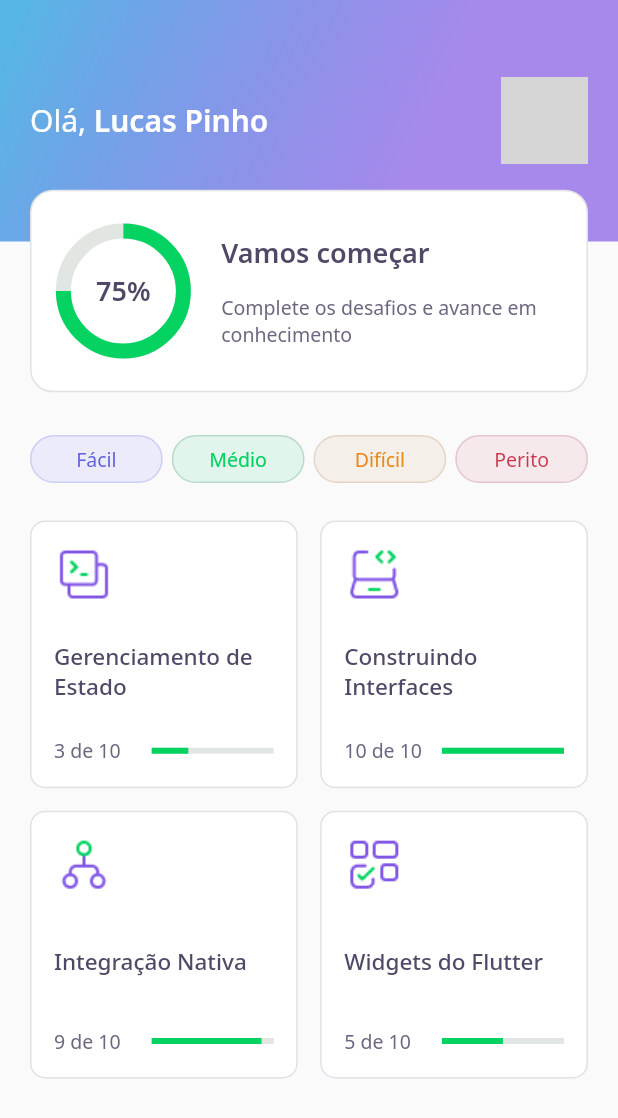
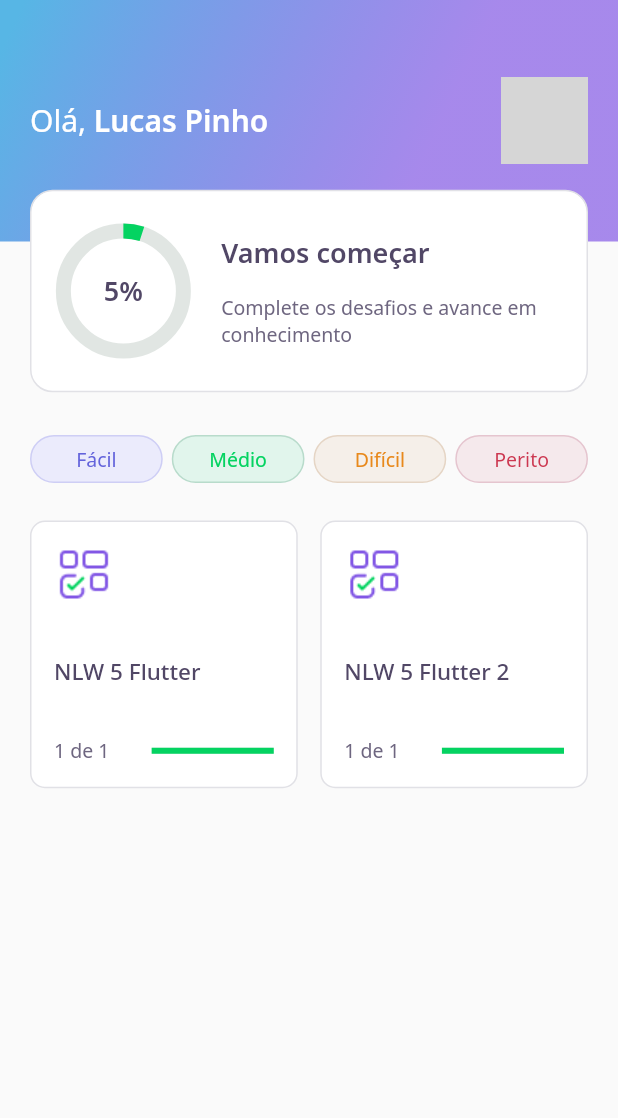
Before and after one commit to pinholucas/rocketseat-nlw5-devquiz, a Flutter app: the HomePage screen opened directly, on a phone screen of 412 x 824 dp. Shown: the top 1118 px of the screen. Run offline on Flutter 3.47's test engine with Material 2 defaults, Android fonts, the phone set to English and light mode, and no system bars; our stand-ins replace google_fonts; accounts and stored records are empty; network calls fail; grey boxes are pictures that could not be loaded.

Commit message:
feat: add app data structure and get data from it

```diff
--- /dev/null
+++ b/database/user.json
@@ -0,0 +1,5 @@
+{
+    "name": "Lucas Pinho",
+    "photoUrl": "https://pbs.twimg.com/profile_images/1293766775763591169/ESk4Xxw3_400x400.jpg",
+    "score": 5
+}
--- a/lib/core/app_widget.dart
+++ b/lib/core/app_widget.dart
@@ -7,7 +7,7 @@ class AppWidget extends StatelessWidget {
   Widget build(BuildContext context) {
     return MaterialApp(
       title: "DevQuiz",
-      home: ChallengePage(),
+      home: HomePage(),
     );
   }
 }
--- /dev/null
+++ b/lib/home/home_controller.dart
@@ -0,0 +1,34 @@
+import 'package:devquiz/home/home_repository.dart';
+import 'package:devquiz/home/home_state.dart';
+import 'package:devquiz/shared/models/quiz_model.dart';
+import 'package:devquiz/shared/models/user_model.dart';
+import 'package:flutter/cupertino.dart';
+
+class HomeController {
+  final stateNotifier = ValueNotifier<HomeState>(HomeState.empty);
+  set state(HomeState state) => stateNotifier.value = state;
+  HomeState get state => stateNotifier.value;
+
+  UserModel? user;
+  List<QuizModel>? quizzes;
+
+  final repository = HomeRepository();
+
+  void getUser() async {
+    state = HomeState.loading;
+
+    user = await repository.getUser();
+
+    state = HomeState.success;
+  }
+
+  void getQuizzes() async {
+    state = HomeState.loading;
+
+    //await Future.delayed(Duration(seconds: 2));
+
+    quizzes = await repository.getQuizzes();
+
+    state = HomeState.success;
+  }
+}
--- a/lib/home/home_page.dart
+++ b/lib/home/home_page.dart
@@ -1,19 +1,51 @@
+import 'package:devquiz/core/app_colors.dart';
+import 'package:devquiz/home/home_controller.dart';
 import 'package:devquiz/home/widgets/appbar/app_bar_widget.dart';
 import 'package:devquiz/home/widgets/quiz_cards_list/quiz_cards_list_widget.dart';
 import 'package:devquiz/home/widgets/level_tags_list/level_tags_list_widget.dart';
 import 'package:flutter/material.dart';
 
-class HomePage extends StatelessWidget {
+import 'home_state.dart';
+
+class HomePage extends StatefulWidget {
+  @override
+  _HomePageState createState() => _HomePageState();
+}
+
+class _HomePageState extends State<HomePage> {
+  final controller = HomeController();
+
+  @override
+  void initState() {
+    super.initState();
+    controller.getUser();
+    controller.getQuizzes();
+
+    controller.stateNotifier.addListener(() {
+      setState(() {});
+    });
+  }
+
   @override
   Widget build(BuildContext context) {
+    if (controller.state != HomeState.success) {
+      return Scaffold(
+        body: Center(
+          child: CircularProgressIndicator(
+            valueColor: AlwaysStoppedAnimation<Color>(AppColors.chartPrimary),
+          ),
+        ),
+      );
+    }
+
     return Scaffold(
-      appBar: AppBarWidget(),
+      appBar: AppBarWidget(user: controller.user!),
       body: Padding(
         padding: const EdgeInsets.symmetric(vertical: 40, horizontal: 20),
         child: Column(
           children: [
             LevelTagsListWidget(),
-            QuizCardListWidget(),
+            QuizCardListWidget(quizzes: controller.quizzes!),
           ],
         ),
       ),
--- /dev/null
+++ b/lib/home/home_state.dart
@@ -0,0 +1 @@
+enum HomeState { loading, success, error, empty }
--- a/lib/home/widgets/appbar/app_bar_widget.dart
+++ b/lib/home/widgets/appbar/app_bar_widget.dart
@@ -1,10 +1,13 @@
 import 'package:devquiz/core/app_gradients.dart';
 import 'package:devquiz/core/app_text_styles.dart';
 import 'package:devquiz/home/widgets/score_card/score_card_widget.dart';
+import 'package:devquiz/shared/models/user_model.dart';
 import 'package:flutter/material.dart';
 
 class AppBarWidget extends PreferredSize {
-  AppBarWidget()
+  final UserModel user;
+
+  AppBarWidget({required this.user})
       : super(
           preferredSize: Size.fromHeight(250),
           child: Container(
@@ -25,8 +28,7 @@ class AppBarWidget extends PreferredSize {
                           style: AppTextStyles.title,
                           children: [
                             TextSpan(
-                                text: 'Lucas Pinho',
-                                style: AppTextStyles.titleBold)
+                                text: user.name, style: AppTextStyles.titleBold)
                           ],
                         ),
                       ),
@@ -36,8 +38,7 @@ class AppBarWidget extends PreferredSize {
                         decoration: BoxDecoration(
                           borderRadius: BorderRadius.circular(10),
                           image: DecorationImage(
-                            image: NetworkImage(
-                                'https://pbs.twimg.com/profile_images/1293766775763591169/ESk4Xxw3_400x400.jpg'),
+                            image: NetworkImage(user.photoUrl),
                           ),
                         ),
                       ),
@@ -46,7 +47,7 @@ class AppBarWidget extends PreferredSize {
                 ),
                 Align(
                   alignment: Alignment(0.0, 1.2),
-                  child: ScoreCardWidget(),
+                  child: ScoreCardWidget(score: user.score),
                 )
               ],
             ),
--- a/lib/home/widgets/chart/chart_widget.dart
+++ b/lib/home/widgets/chart/chart_widget.dart
@@ -3,6 +3,10 @@ import 'package:devquiz/core/app_text_styles.dart';
 import 'package:flutter/material.dart';
 
 class ChartWidget extends StatelessWidget {
+  final int score;
+
+  const ChartWidget({required this.score});
+
   @override
   Widget build(BuildContext context) {
     return Container(
@@ -16,7 +20,7 @@ class ChartWidget extends StatelessWidget {
               width: 80,
               child: CircularProgressIndicator(
                 strokeWidth: 10,
-                value: .75,
+                value: score / 100,
                 backgroundColor: AppColors.chartSecondary,
                 valueColor:
                     AlwaysStoppedAnimation<Color>(AppColors.chartPrimary),
@@ -24,7 +28,7 @@ class ChartWidget extends StatelessWidget {
             ),
           ),
           Center(
-            child: Text("75%", style: AppTextStyles.heading),
+            child: Text(score.toString() + "%", style: AppTextStyles.heading),
           )
         ],
       ),
--- a/lib/home/widgets/quiz_card/quiz_card_widget.dart
+++ b/lib/home/widgets/quiz_card/quiz_card_widget.dart
@@ -17,9 +17,7 @@ class QuizCardWidget extends StatelessWidget {
 
   @override
   Widget build(BuildContext context) {
-    return Expanded(
-      flex: 1,
-      child: Container(
+    return Container(
       height: 180,
       decoration: BoxDecoration(
         color: AppColors.white,
@@ -32,15 +30,14 @@ class QuizCardWidget extends StatelessWidget {
           crossAxisAlignment: CrossAxisAlignment.start,
           mainAxisAlignment: MainAxisAlignment.spaceBetween,
           children: [
-              Image.asset(icon),
+            Image.asset('assets/images/' + icon + '.png'),
             Text(title, style: AppTextStyles.heading15),
             Row(
               mainAxisAlignment: MainAxisAlignment.spaceBetween,
               children: [
                 Expanded(
                   flex: 4,
-                    child: Text(
-                        completed.toString() + ' de ' + total.toString(),
+                  child: Text(completed.toString() + ' de ' + total.toString(),
                       style: AppTextStyles.body),
                 ),
                 Expanded(
@@ -57,7 +54,6 @@ class QuizCardWidget extends StatelessWidget {
           ],
         ),
       ),
-      ),
     );
   }
 }
--- a/lib/home/widgets/quiz_cards_list/quiz_cards_list_widget.dart
+++ b/lib/home/widgets/quiz_cards_list/quiz_cards_list_widget.dart
@@ -1,8 +1,13 @@
 import 'package:devquiz/core/app_images.dart';
 import 'package:devquiz/home/widgets/quiz_card/quiz_card_widget.dart';
+import 'package:devquiz/shared/models/quiz_model.dart';
 import 'package:flutter/material.dart';
 
 class QuizCardListWidget extends StatelessWidget {
+  final List<QuizModel> quizzes;
+
+  QuizCardListWidget({required this.quizzes});
+
   @override
   Widget build(BuildContext context) {
     return Expanded(
@@ -12,28 +17,14 @@ class QuizCardListWidget extends StatelessWidget {
           crossAxisSpacing: 15,
           mainAxisSpacing: 15,
           crossAxisCount: 2,
-          children: [
-            QuizCardWidget(
-                title: 'Gerenciamento de Estado',
-                icon: AppImages.data,
-                completed: 3,
-                total: 10),
-            QuizCardWidget(
-                title: 'Construindo Interfaces',
-                icon: AppImages.laptop,
-                completed: 10,
-                total: 10),
-            QuizCardWidget(
-                title: 'Integração Nativa',
-                icon: AppImages.hierarchy,
-                completed: 9,
-                total: 10),
-            QuizCardWidget(
-                title: 'Widgets do Flutter',
-                icon: AppImages.blocks,
-                completed: 5,
-                total: 10),
-          ],
+          children: quizzes
+              .map((e) => QuizCardWidget(
+                    title: e.title,
+                    icon: e.icon,
+                    completed: e.questionsAnswered,
+                    total: e.questions.length,
+                  ))
+              .toList(),
         ),
       ),
     );
--- a/lib/home/widgets/score_card/score_card_widget.dart
+++ b/lib/home/widgets/score_card/score_card_widget.dart
@@ -4,6 +4,10 @@ import 'package:devquiz/home/widgets/chart/chart_widget.dart';
 import 'package:flutter/material.dart';
 
 class ScoreCardWidget extends StatelessWidget {
+  final int score;
+
+  const ScoreCardWidget({required this.score});
+
   @override
   Widget build(BuildContext context) {
     return Container(
@@ -21,7 +25,7 @@ class ScoreCardWidget extends StatelessWidget {
           children: [
             Expanded(
               flex: 1,
-              child: ChartWidget(),
+              child: ChartWidget(score: score),
             ),
             Expanded(
               flex: 3,
--- /dev/null
+++ b/lib/shared/models/question_model.dart
@@ -0,0 +1,33 @@
+import 'dart:convert';
+
+import 'package:devquiz/shared/models/answer_model.dart';
+
+class QuestionModel {
+  final String title;
+  final List<AnswerModel> answers;
+
+  QuestionModel({
+    required this.title,
+    required this.answers,
+  }) : assert(answers.length == 4);
+
+  Map<String, dynamic> toMap() {
+    return {
+      'title': title,
+      'answers': answers.map((x) => x.toMap()).toList(),
+    };
+  }
+
+  factory QuestionModel.fromMap(Map<String, dynamic> map) {
+    return QuestionModel(
+      title: map['title'],
+      answers: List<AnswerModel>.from(
+          map['answers']?.map((x) => AnswerModel.fromMap(x))),
+    );
+  }
+
+  String toJson() => json.encode(toMap());
+
+  factory QuestionModel.fromJson(String source) =>
+      QuestionModel.fromMap(json.decode(source));
+}
--- /dev/null
+++ b/lib/shared/models/quiz_model.dart
@@ -0,0 +1,65 @@
+import 'dart:convert';
+
+import 'package:devquiz/shared/models/question_model.dart';
+
+enum Level { facil, medio, dificil, perito }
+
+extension LevelStringExt on String {
+  Level get parse => {
+        "facil": Level.facil,
+        "medio": Level.medio,
+        "dificil": Level.dificil,
+        "perito": Level.perito
+      }[this]!;
+}
+
+extension LevelExt on Level {
+  String get parse => {
+        Level.facil: "facil",
+        Level.medio: "medio",
+        Level.dificil: "dificil",
+        Level.perito: "perito"
+      }[this]!;
+}
+
+class QuizModel {
+  final String title;
+  final List<QuestionModel> questions;
+  final int questionsAnswered;
+  final String icon;
+  final Level level;
+
+  QuizModel({
+    required this.title,
+    required this.questions,
+    this.questionsAnswered = 0,
+    required this.icon,
+    required this.level,
+  });
+
+  Map<String, dynamic> toMap() {
+    return {
+      'title': title,
+      'questions': questions.map((x) => x.toMap()).toList(),
+      'questionsAnswered': questionsAnswered,
+      'icon': icon,
+      'level': level.parse,
+    };
+  }
+
+  factory QuizModel.fromMap(Map<String, dynamic> map) {
+    return QuizModel(
+      title: map['title'],
+      questions: List<QuestionModel>.from(
+          map['questions']?.map((x) => QuestionModel.fromMap(x))),
+      questionsAnswered: map['questionsAnswered'],
+      icon: map['icon'],
+      level: (map['level'].toString().parse),
+    );
+  }
+
+  String toJson() => json.encode(toMap());
+
+  factory QuizModel.fromJson(String source) =>
+      QuizModel.fromMap(json.decode(source));
+}
--- /dev/null
+++ b/lib/shared/models/user_model.dart
@@ -0,0 +1,34 @@
+import 'dart:convert';
+
+class UserModel {
+  final String name;
+  final String photoUrl;
+  final int score;
+
+  UserModel({
+    required this.name,
+    required this.photoUrl,
+    this.score = 0,
+  });
+
+  Map<String, dynamic> toMap() {
+    return {
+      'name': name,
+      'photoUrl': photoUrl,
+      'score': score,
+    };
+  }
+
+  factory UserModel.fromMap(Map<String, dynamic> map) {
+    return UserModel(
+      name: map['name'],
+      photoUrl: map['photoUrl'],
+      score: map['score'],
+    );
+  }
+
+  String toJson() => json.encode(toMap());
+
+  factory UserModel.fromJson(String source) =>
+      UserModel.fromMap(json.decode(source));
+}
--- a/pubspec.yaml
+++ b/pubspec.yaml
@@ -18,5 +18,6 @@ dev_dependencies:
 flutter:
   assets:
     - assets/images/
+    - database/
 
   uses-material-design: true
```
Also changed, not shown: database/quizzes.json (added, +40 -0 lines), lib/home/home_repository.dart (added, +22 -0 lines), lib/shared/models/answer_model.dart (added, +30 -0 lines). Lines whose indentation alone changed are shown as unchanged.
